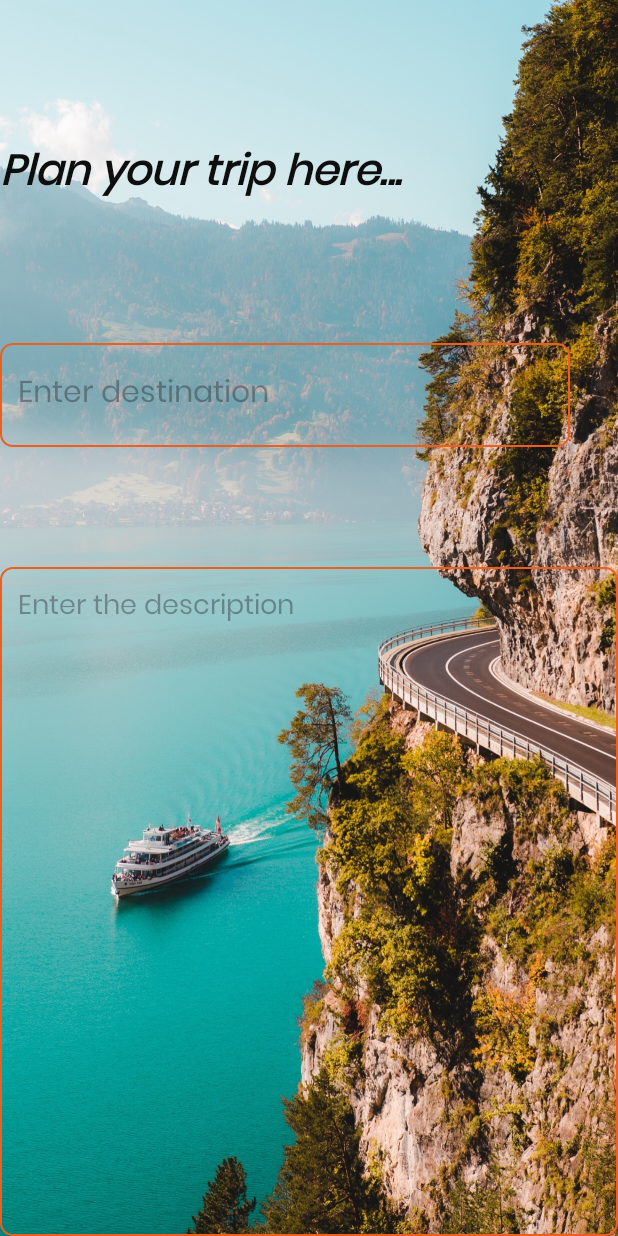
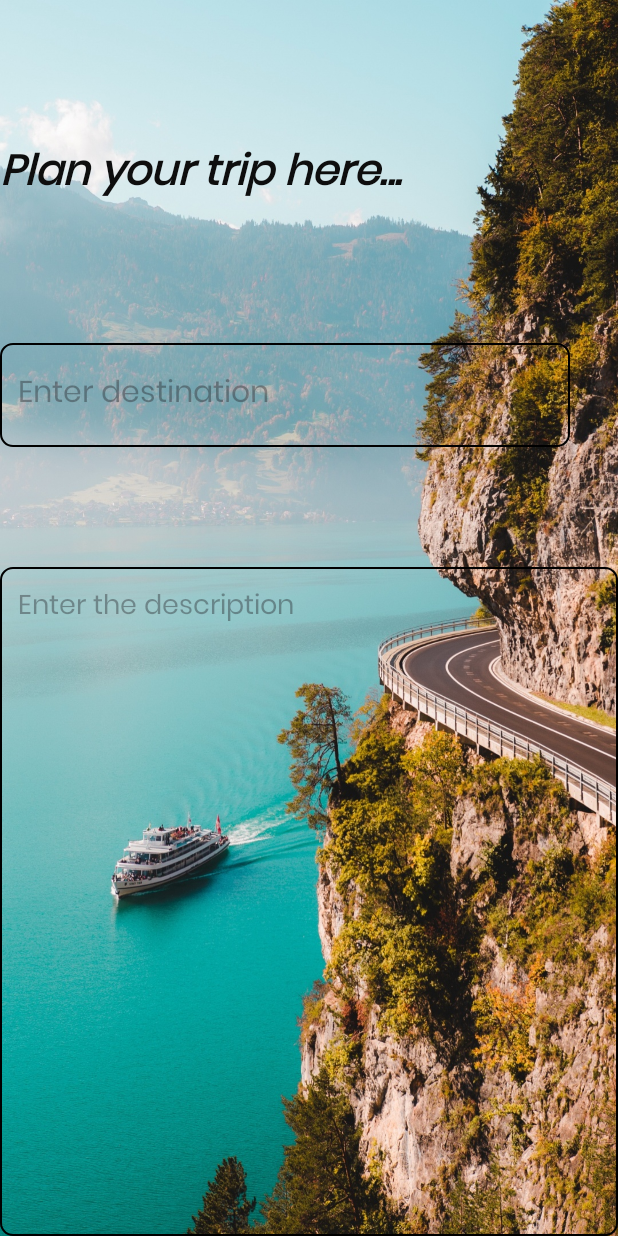
Before and after one commit to it22063182/MAD_04, an Android app: the AddNoteActivity screen opened directly, with no data from a screen before it, on a phone screen of 412 x 824 dp. Run offline under Robolectric (Android 15) with nearby library versions, the phone set to English and light mode, and no system bars.

```diff
--- a/app/src/main/res/drawable/baseline_add_24.xml
+++ b/app/src/main/res/drawable/baseline_add_24.xml
@@ -1,7 +1,7 @@
 <vector xmlns:android="http://schemas.android.com/apk/res/android"
-    android:height="200dp" android:tint="#000000"
+    android:height="50dp" android:tint="#000000"
     android:viewportHeight="24" android:viewportWidth="24"
-    android:width="200dp">
+    android:width="50dp">
 
     <path android:fillColor="@android:color/white"
         android:pathData="M19,13h-6v6h-2v-6H5v-2h6V5h2v6h6v2z"/>
--- a/app/src/main/res/drawable/orange_border.xml
+++ b/app/src/main/res/drawable/orange_border.xml
@@ -4,7 +4,7 @@
 
     <stroke
         android:width="1dp"
-        android:color="@color/orange"/>
+        android:color="@color/black"/>
 
         <corners
             android:radius="8dp"/>
--- a/app/src/main/res/layout/activity_add_note.xml
+++ b/app/src/main/res/layout/activity_add_note.xml
@@ -24,16 +24,16 @@
 
     <ImageView
         android:id="@+id/saveButton"
-        android:layout_width="121dp"
-        android:layout_height="wrap_content"
+        android:layout_width="100dp"
+        android:layout_height="99dp"
         android:layout_alignTop="@id/addNoteHeading"
         android:layout_alignParentStart="true"
         android:layout_alignParentEnd="true"
         android:layout_alignParentBottom="true"
-        android:layout_marginStart="156dp"
-        android:layout_marginTop="919dp"
-        android:layout_marginEnd="419dp"
-        android:layout_marginBottom="169dp"
+        android:layout_marginStart="424dp"
+        android:layout_marginTop="-44dp"
+        android:layout_marginEnd="116dp"
+        android:layout_marginBottom="1111dp"
         android:src="@drawable/baseline_done_24" />
 
     <EditText
@@ -45,6 +45,7 @@
         android:background="@drawable/orange_border"
         android:fontFamily="@font/poppins"
         android:hint="Enter destination"
+        android:textColor="@color/black"
         android:maxLines="1"
         android:padding="12dp"
         android:textSize="20sp" />
@@ -59,6 +60,7 @@
         android:fontFamily="@font/poppins"
         android:gravity="top"
         android:hint="Enter the description"
+        android:textColor="@color/black"
         android:padding="12dp"
         android:textAllCaps="true"
         android:textSize="18sp" />
--- a/app/src/main/res/layout/activity_update_note.xml
+++ b/app/src/main/res/layout/activity_update_note.xml
@@ -43,6 +43,7 @@
         android:background="@drawable/orange_border"
         android:fontFamily="@font/poppins"
         android:hint="Enter the title"
+        android:textColor="@color/black"
         android:maxLines="1"
         android:padding="12dp"
         android:textSize="20sp" />
@@ -57,6 +58,7 @@
         android:fontFamily="@font/poppins"
         android:gravity="top"
         android:hint="Enter the description"
+        android:textColor="@color/black"
         android:padding="12dp"
         android:textSize="18sp" />
 
```
Also changed, not shown: app/src/main/res/layout/activity_main.xml (+4 -4 lines).
